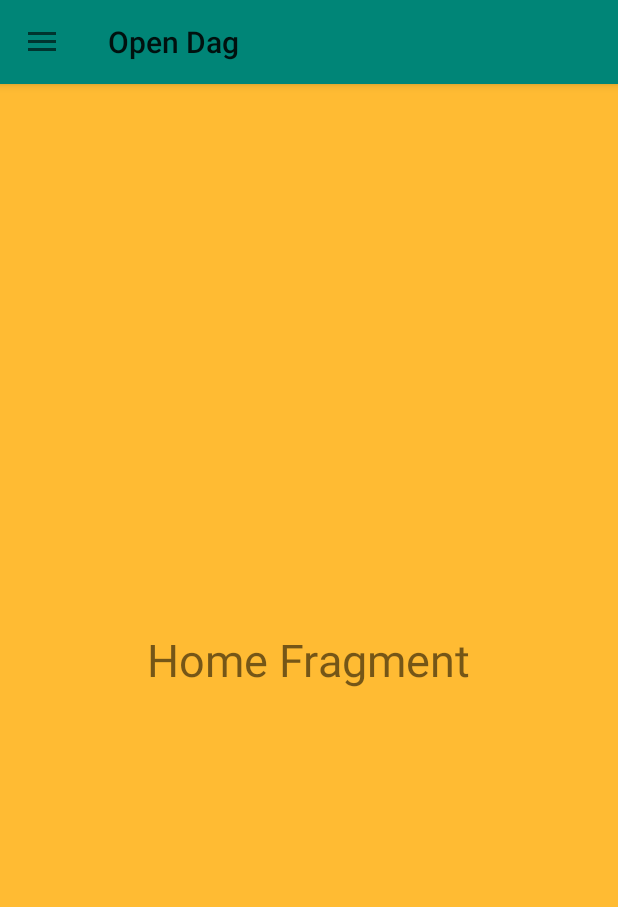
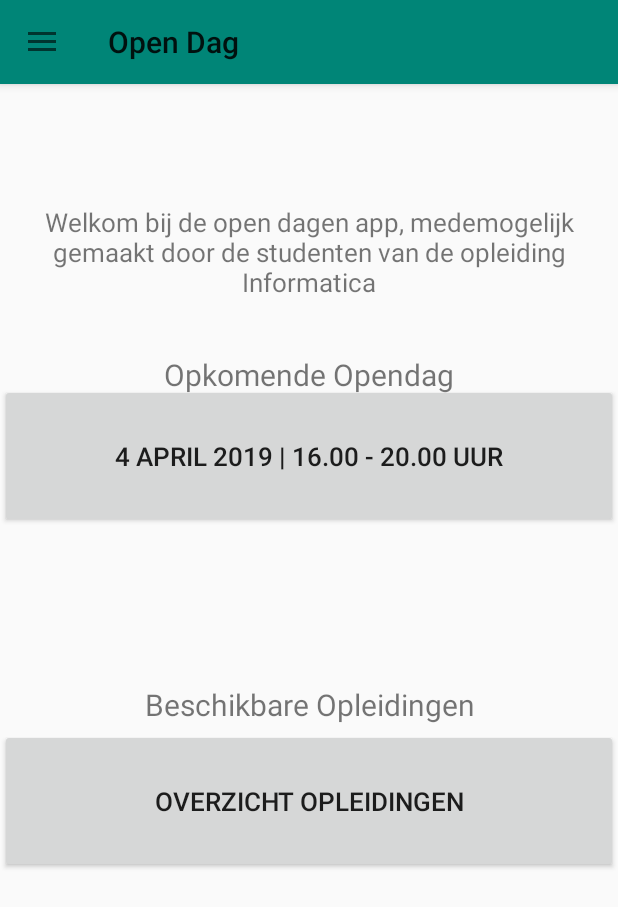
Before and after one commit to canberkates/Project-B, an Android app: the screen it shows after launch (MainActivity), on a phone screen of 412 x 824 dp. Shown: the top 907 px of the screen. Run offline under Robolectric (Android 15) with nearby library versions, the phone set to English and light mode, and no system bars.

Commit message:
fragmentproblem

```diff
--- a/OpenDag/app/build.gradle
+++ b/OpenDag/app/build.gradle
@@ -26,4 +26,5 @@ dependencies {
     testImplementation 'junit:junit:4.12'
     androidTestImplementation 'com.android.support.test:runner:1.0.2'
     androidTestImplementation 'com.android.support.test.espresso:espresso-core:3.0.2'
+
 }
--- a/OpenDag/app/src/main/java/nl/bakisen/opendag/HomeFragment.java
+++ b/OpenDag/app/src/main/java/nl/bakisen/opendag/HomeFragment.java
@@ -1,12 +1,15 @@
 package nl.bakisen.opendag;
 
+import android.content.Intent;
 import android.os.Bundle;
 import android.support.annotation.NonNull;
 import android.support.annotation.Nullable;
 import android.support.v4.app.Fragment;
+import android.support.v7.app.AppCompatActivity;
 import android.view.LayoutInflater;
 import android.view.View;
 import android.view.ViewGroup;
+import android.widget.Button;
 
 public class HomeFragment extends Fragment {
 
@@ -15,4 +18,29 @@ public class HomeFragment extends Fragment {
     public View onCreateView(@NonNull LayoutInflater inflater, @Nullable ViewGroup container, @Nullable Bundle savedInstanceState) {
         return inflater.inflate(R.layout.fragment_home, container, false);
     }
+
+    private Button opendag1overzicht;
+
+
+
+    @Override
+    protected void onCreate(Bundle savedInstanceState) {
+        super.onCreate(savedInstanceState);
+        setContentView(R.layout.activity_overzicht);
+
+        opendag1overzicht = (Button) getView().findViewById((R.id.opendag1));
+        opendag1overzicht.setOnClickListener(new View.OnClickListener() {
+            @Override
+            public void onClick(View v) {
+                openOverzicht2();
+
+            }
+        });
+    }
+
+    public void openOverzicht2() {
+        Intent intent = new Intent(getActivity(),Overzicht2.class);
+        startActivity(intent);
+    }
+
 }
--- a/OpenDag/app/src/main/java/nl/bakisen/opendag/MainActivity.java
+++ b/OpenDag/app/src/main/java/nl/bakisen/opendag/MainActivity.java
@@ -60,6 +60,10 @@ public class MainActivity extends AppCompatActivity implements NavigationView.On
                 getSupportFragmentManager().beginTransaction().replace(R.id.fragment_container,
                         new VraagFragment()).commit();
                 break;
+            case R.id.nav_opleidingen:
+                getSupportFragmentManager().beginTransaction().replace(R.id.fragment_container,
+                        new Opleidingen()).commit();
+                break;
 
         }
         drawer.closeDrawer(GravityCompat.START);
--- a/OpenDag/app/src/main/java/nl/bakisen/opendag/Opleidingen.java
+++ b/OpenDag/app/src/main/java/nl/bakisen/opendag/Opleidingen.java
@@ -1,13 +1,18 @@
 package nl.bakisen.opendag;
 
-import android.support.v7.app.AppCompatActivity;
+import android.support.annotation.NonNull;
+import android.support.annotation.Nullable;
+import android.support.v4.app.Fragment;
 import android.os.Bundle;
+import android.view.LayoutInflater;
+import android.view.View;
+import android.view.ViewGroup;
 
-public class Opleidingen extends AppCompatActivity {
+public class Opleidingen extends Fragment {
 
+    @Nullable
     @Override
-    protected void onCreate(Bundle savedInstanceState) {
-        super.onCreate(savedInstanceState);
-        setContentView(R.layout.activity_opleidingen);
+    public View onCreateView(@NonNull LayoutInflater inflater, @Nullable ViewGroup container, @Nullable Bundle savedInstanceState) {
+        return inflater.inflate(R.layout.fragment_opleidingen, container, false);
     }
 }
--- a/OpenDag/app/src/main/java/nl/bakisen/opendag/Overzicht.java
+++ b/OpenDag/app/src/main/java/nl/bakisen/opendag/Overzicht.java
@@ -7,7 +7,7 @@ import android.view.View;
 import android.widget.Button;
 
 public class Overzicht extends AppCompatActivity {
-    private Button button;
+    private Button opendag1overzicht;
 
 
 
@@ -16,8 +16,8 @@ public class Overzicht extends AppCompatActivity {
         super.onCreate(savedInstanceState);
         setContentView(R.layout.activity_overzicht);
 
-        button = (Button) findViewById(R.id.button);
-        button.setOnClickListener(new View.OnClickListener() {
+        opendag1overzicht = (Button) findViewById(R.id.opendag1);
+        opendag1overzicht.setOnClickListener(new View.OnClickListener() {
             @Override
             public void onClick(View v) {
                 openOverzicht2();
--- /dev/null
+++ b/OpenDag/app/src/main/res/drawable/ic_opleidingen.xml
@@ -0,0 +1,9 @@
+<vector xmlns:android="http://schemas.android.com/apk/res/android"
+        android:width="24dp"
+        android:height="24dp"
+        android:viewportWidth="24.0"
+        android:viewportHeight="24.0">
+    <path
+        android:fillColor="#FF000000"
+        android:pathData="M21,5c-1.11,-0.35 -2.33,-0.5 -3.5,-0.5 -1.95,0 -4.05,0.4 -5.5,1.5 -1.45,-1.1 -3.55,-1.5 -5.5,-1.5S2.45,4.9 1,6v14.65c0,0.25 0.25,0.5 0.5,0.5 0.1,0 0.15,-0.05 0.25,-0.05C3.1,20.45 5.05,20 6.5,20c1.95,0 4.05,0.4 5.5,1.5 1.35,-0.85 3.8,-1.5 5.5,-1.5 1.65,0 3.35,0.3 4.75,1.05 0.1,0.05 0.15,0.05 0.25,0.05 0.25,0 0.5,-0.25 0.5,-0.5L23,6c-0.6,-0.45 -1.25,-0.75 -2,-1zM21,18.5c-1.1,-0.35 -2.3,-0.5 -3.5,-0.5 -1.7,0 -4.15,0.65 -5.5,1.5L12,8c1.35,-0.85 3.8,-1.5 5.5,-1.5 1.2,0 2.4,0.15 3.5,0.5v11.5z"/>
+</vector>
--- a/OpenDag/app/src/main/res/layout/activity_overzicht.xml
+++ b/OpenDag/app/src/main/res/layout/activity_overzicht.xml
@@ -31,7 +31,7 @@
         android:textSize="12sp" />
 
     <Button
-        android:id="@+id/button"
+        android:id="@+id/opendag1"
         android:layout_width="match_parent"
         android:layout_height="96dp"
         android:layout_alignParentTop="true"
--- a/OpenDag/app/src/main/res/layout/fragment_home.xml
+++ b/OpenDag/app/src/main/res/layout/fragment_home.xml
@@ -1,14 +1,72 @@
 <?xml version="1.0" encoding="utf-8"?>
-<RelativeLayout xmlns:android="http://schemas.android.com/apk/res/android"
+<RelativeLayout
+    xmlns:android="http://schemas.android.com/apk/res/android"
+    xmlns:tools="http://schemas.android.com/tools"
+    xmlns:app="http://schemas.android.com/apk/res-auto"
     android:layout_width="match_parent"
     android:layout_height="match_parent"
-    android:background="@android:color/holo_orange_light">
+    tools:context=".Overzicht">
+
+
+
+    <Button
+        android:id="@+id/opendag1"
+        android:layout_width="match_parent"
+        android:layout_height="96dp"
+        android:layout_alignParentTop="true"
+        android:layout_marginTop="200dp"
+        android:text="@string/opendag1"
+        android:textSize="17sp" />
+
+    <Button
+        android:id="@+id/opleidingen"
+        android:layout_width="match_parent"
+        android:layout_height="96dp"
+        android:layout_alignParentTop="true"
+        android:layout_marginTop="430dp"
+        android:text="@string/opleidingen"
+        android:textSize="17sp" />
 
     <TextView
-        android:layout_width="wrap_content"
-        android:layout_height="wrap_content"
-        android:text="Home Fragment"
-        android:textSize="30sp"
-        android:layout_centerInParent="true"/>
+        android:id="@+id/OpkomendeDag"
+        android:layout_width="match_parent"
+        android:layout_height="96dp"
+        android:layout_alignParentTop="true"
+        android:layout_alignParentEnd="true"
+        android:layout_centerVertical="true"
+        android:layout_marginTop="180dp"
+        android:layout_marginEnd="0dp"
+        android:text="Opkomende Opendag"
+        android:textAlignment="center"
+        android:textSize="20dp"/>
+
+    <TextView
+        android:id="@+id/berichtwelkom"
+        android:layout_width="match_parent"
+        android:layout_height="96dp"
+        android:layout_alignParentTop="true"
+        android:layout_alignParentEnd="true"
+        android:layout_centerVertical="true"
+        android:layout_marginTop="80dp"
+        android:layout_marginEnd="0dp"
+        android:text="@string/welkomstbericht"
+        android:textAlignment="center"
+        android:textSize="17dp"/>
+
+    <TextView
+        android:id="@+id/BsckOpleidingen"
+        android:layout_width="match_parent"
+        android:layout_height="96dp"
+        android:layout_alignParentTop="true"
+        android:layout_alignParentEnd="true"
+        android:layout_centerVertical="true"
+        android:layout_marginTop="400dp"
+        android:layout_marginEnd="0dp"
+        android:text="Beschikbare Opleidingen"
+        android:textAlignment="center"
+        android:textSize="20dp"/>
+
+
+
 
 </RelativeLayout>
--- a/OpenDag/app/src/main/res/menu/drawer_menu.xml
+++ b/OpenDag/app/src/main/res/menu/drawer_menu.xml
@@ -24,6 +24,10 @@
             android:id="@+id/nav_vraag"
             android:icon="@drawable/ic_vraag"
             android:title="Vraag" />
+        <item
+            android:id="@+id/nav_opleidingen"
+            android:icon="@drawable/ic_opleidingen"
+            android:title="Opleidingen" />
 
     </group>
 
--- a/OpenDag/app/src/main/res/values/strings.xml
+++ b/OpenDag/app/src/main/res/values/strings.xml
@@ -1,7 +1,12 @@
 <resources>
     <string name="app_name">Open Dag</string>
+    <string name="navigation_drawer_open">Open navigation drawer</string>
+    <string name="navigation_drawer_close">Close navigation drawer</string>
+    <string name="beschrijvingopendag">Klassikale overzicht, voorbeelden van projecten,, workshops, overige activiteiten</string>
+    <string name="opendag1">4 april 2019 | 16.00 - 20.00 uur </string>
+    <string name="Overzicht">Overzicht Open Dagen</string>
+    <string name="opleidingen">Overzicht Opleidingen</string>
+    <string name="welkomstbericht">Welkom bij de open dagen app, medemogelijk gemaakt door de studenten van de opleiding Informatica</string>
 
 
-    <string name="navigation_drawer_open">Open navigation drawer</string>
-    <string name="navigation_drawer_close">Close navigation drawer</string>
 </resources>
```
Also changed, not shown: OpenDag/app/src/main/res/layout/fragment_opleidingen.xml (renamed from OpenDag/app/src/main/res/layout/activity_opleidingen.xml).
